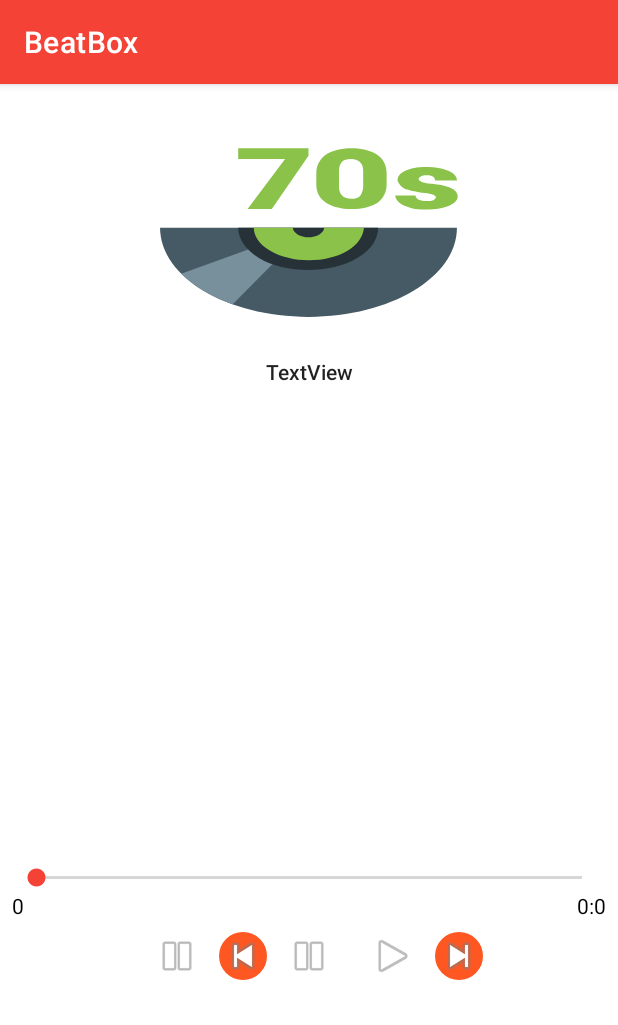
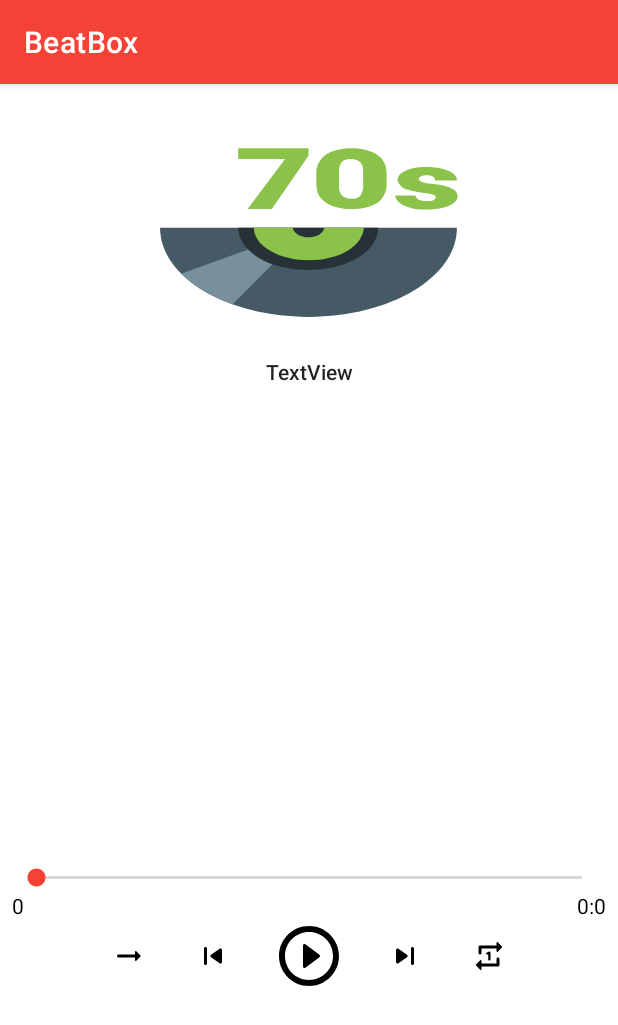
Before and after one commit to SanaNazariNezhad/BeatBox, an Android app: the BeatBoxDetailFragment screen opened directly, with no data from a screen before it, on a phone screen of 412 x 824 dp. Shown: the top 1025 px of the screen. Run offline under Robolectric (Android 15) with nearby library versions, the phone set to English and light mode, and no system bars; 11 statements that could not run were skipped.

Commit message:
set next and prev button.

```diff
--- a/app/src/main/java/org/maktab/beatbox/controller/fragment/BeatBoxDetailFragment.java
+++ b/app/src/main/java/org/maktab/beatbox/controller/fragment/BeatBoxDetailFragment.java
@@ -10,6 +10,7 @@
 import android.view.LayoutInflater;
 import android.view.View;
 import android.view.ViewGroup;
+import android.widget.ImageButton;
 import android.widget.ImageView;
 import android.widget.SeekBar;
 import android.widget.TextView;
@@ -36,17 +37,19 @@
     private String mState;
     private MutableLiveData<String> mLiveDataTime;
     private SeekBar mSeekBar;
-    private TextView mTextViewTime,mTextViewTotalTime;
+    private TextView mTextViewTime, mTextViewTotalTime;
+    private ImageButton mImageButton_next,mImageButton_prev,mImageButton_playing;
+    private boolean mIsMusicPlaying;
 
     public BeatBoxDetailFragment() {
         // Required empty public constructor
     }
 
-    public static BeatBoxDetailFragment newInstance(UUID soundId,String state) {
+    public static BeatBoxDetailFragment newInstance(UUID soundId, String state) {
         BeatBoxDetailFragment fragment = new BeatBoxDetailFragment();
         Bundle args = new Bundle();
-        args.putSerializable(ARGS_SOUND,soundId);
-        args.putString(ARGS_STATE,state);
+        args.putSerializable(ARGS_SOUND, soundId);
+        args.putString(ARGS_STATE, state);
         fragment.setArguments(args);
         return fragment;
     }
@@ -54,19 +57,20 @@
     @Override
     public void onSaveInstanceState(@NonNull Bundle outState) {
         super.onSaveInstanceState(outState);
-        outState.putString(BUNDLE_STATE,mState);
+        outState.putString(BUNDLE_STATE, mState);
     }
 
     @Override
     public void onCreate(Bundle savedInstanceState) {
         super.onCreate(savedInstanceState);
-        if (savedInstanceState!=null) {
+        if (savedInstanceState != null) {
             mState = savedInstanceState.getString(BUNDLE_STATE);
         }
         mSoundId = (UUID) getArguments().getSerializable(ARGS_SOUND);
         mState = getArguments().getString(ARGS_STATE);
         mRepository = BeatBoxRepository.getInstance(getActivity());
         mSound = mRepository.getSound(mSoundId);
+        mIsMusicPlaying = mRepository.isMusicPlaying();
         mLiveDataTime = new MutableLiveData<>();
     }
 
@@ -79,11 +83,47 @@
         initView();
         seekBar();
         setLiveDataObservers();
+        listeners();
         return view;
     }
 
+    private void listeners() {
+
+        mImageButton_next.setOnClickListener(new View.OnClickListener() {
+            @Override
+            public void onClick(View view) {
+                mRepository.nextSound(mSound);
+                mSound = mRepository.getPlayingSound();
+                mSoundId = mSound.getSoundId();
+                initView();
+            }
+        });
+        mImageButton_playing.setOnClickListener(new View.OnClickListener() {
+            @Override
+            public void onClick(View view) {
+                if (mRepository.getMediaPlayer().isPlaying()) {
+                    mImageButton_playing.setImageDrawable(getResources().getDrawable(R.drawable.ic_play_circle_outline));
+                    mRepository.pause();
+                } else {
+                    mImageButton_playing.setImageDrawable(getResources().getDrawable(R.drawable.ic_pause_circle_outline));
+                    mRepository.playAgain();
+                }
+            }
+        });
+        mImageButton_prev.setOnClickListener(new View.OnClickListener() {
+            @Override
+            public void onClick(View view) {
+                mRepository.previousSound(mRepository.getSound(mSoundId));
+                mSound = mRepository.getPlayingSound();
+                mSoundId = mSound.getSoundId();
+                initView();
+            }
+        });
+    }
+
     private void initView() {
-        if (mSound.getBitmap()!=null)
+        mIsMusicPlaying = mRepository.isMusicPlaying();
+        if (mSound.getBitmap() != null)
             mImageView.setImageBitmap(mSound.getBitmap());
         else
             mImageView.setImageDrawable(getResources().getDrawable(R.drawable.ic_music));
@@ -94,6 +134,11 @@
         else
             mTextView.setText(mSound.getAlbum());
 
+        if (mIsMusicPlaying)
+            mImageButton_playing.setImageDrawable(getResources().getDrawable(R.drawable.ic_pause_circle_outline));
+        else
+            mImageButton_playing.setImageDrawable(getResources().getDrawable(R.drawable.ic_play_circle_outline));
+
     }
 
     private void findViews(View view) {
@@ -102,6 +147,9 @@
         mSeekBar = view.findViewById(R.id.seekBar_detail);
         mTextViewTime = view.findViewById(R.id.txtView_Time_detail);
         mTextViewTotalTime = view.findViewById(R.id.txtView_Time_detail_Total);
+        mImageButton_next = view.findViewById(R.id.imageBtn_next);
+        mImageButton_prev = view.findViewById(R.id.imageBtn_previous);
+        mImageButton_playing = view.findViewById(R.id.imageBtn_play);
     }
 
     private void setLiveDataObservers() {
@@ -119,7 +167,7 @@
         long minutes = TimeUnit.MILLISECONDS.toMinutes(mRepository.getMediaPlayer().getDuration());
         long seconds = TimeUnit.MILLISECONDS.toSeconds(mRepository.getMediaPlayer().getDuration()) - (minutes * 60);
 
-        final String maxTime =minutes + ":" + seconds;
+        final String maxTime = minutes + ":" + seconds;
         mTextViewTotalTime.setText(maxTime);
 
         new Timer().scheduleAtFixedRate(new TimerTask() {
--- /dev/null
+++ b/app/src/main/res/drawable/ic_arrow.xml
@@ -0,0 +1,9 @@
+<vector xmlns:android="http://schemas.android.com/apk/res/android"
+    android:width="24dp"
+    android:height="24dp"
+    android:viewportWidth="24"
+    android:viewportHeight="24">
+  <path
+      android:fillColor="#FF000000"
+      android:pathData="M16.01,11H5c-0.55,0 -1,0.45 -1,1s0.45,1 1,1h11.01v1.79c0,0.45 0.54,0.67 0.85,0.35l2.78,-2.79c0.19,-0.2 0.19,-0.51 0,-0.71l-2.78,-2.79c-0.31,-0.32 -0.85,-0.09 -0.85,0.35V11z"/>
+</vector>
--- /dev/null
+++ b/app/src/main/res/drawable/ic_pause_circle_outline.xml
@@ -0,0 +1,4 @@
+<vector android:height="48dp" android:viewportHeight="24"
+    android:viewportWidth="24" android:width="48dp" xmlns:android="http://schemas.android.com/apk/res/android">
+    <path android:fillColor="#FF000000" android:pathData="M10,16c0.55,0 1,-0.45 1,-1L11,9c0,-0.55 -0.45,-1 -1,-1s-1,0.45 -1,1v6c0,0.55 0.45,1 1,1zM12,2C6.48,2 2,6.48 2,12s4.48,10 10,10 10,-4.48 10,-10S17.52,2 12,2zM12,20c-4.41,0 -8,-3.59 -8,-8s3.59,-8 8,-8 8,3.59 8,8 -3.59,8 -8,8zM14,16c0.55,0 1,-0.45 1,-1L15,9c0,-0.55 -0.45,-1 -1,-1s-1,0.45 -1,1v6c0,0.55 0.45,1 1,1z"/>
+</vector>
--- /dev/null
+++ b/app/src/main/res/drawable/ic_play_circle_outline.xml
@@ -0,0 +1,4 @@
+<vector android:height="48dp" android:viewportHeight="24"
+    android:viewportWidth="24" android:width="48dp" xmlns:android="http://schemas.android.com/apk/res/android">
+    <path android:fillColor="#FF000000" android:pathData="M10.8,15.9l4.67,-3.5c0.27,-0.2 0.27,-0.6 0,-0.8L10.8,8.1c-0.33,-0.25 -0.8,-0.01 -0.8,0.4v7c0,0.41 0.47,0.65 0.8,0.4zM12,2C6.48,2 2,6.48 2,12s4.48,10 10,10 10,-4.48 10,-10S17.52,2 12,2zM12,20c-4.41,0 -8,-3.59 -8,-8s3.59,-8 8,-8 8,3.59 8,8 -3.59,8 -8,8z"/>
+</vector>
--- /dev/null
+++ b/app/src/main/res/drawable/ic_repeat.xml
@@ -0,0 +1,9 @@
+<vector xmlns:android="http://schemas.android.com/apk/res/android"
+    android:width="24dp"
+    android:height="24dp"
+    android:viewportWidth="24"
+    android:viewportHeight="24">
+  <path
+      android:fillColor="#FF000000"
+      android:pathData="M7,7h10v1.79c0,0.45 0.54,0.67 0.85,0.35l2.79,-2.79c0.2,-0.2 0.2,-0.51 0,-0.71l-2.79,-2.79c-0.31,-0.31 -0.85,-0.09 -0.85,0.36L17,5L6,5c-0.55,0 -1,0.45 -1,1v4c0,0.55 0.45,1 1,1s1,-0.45 1,-1L7,7zM17,17L7,17v-1.79c0,-0.45 -0.54,-0.67 -0.85,-0.35l-2.79,2.79c-0.2,0.2 -0.2,0.51 0,0.71l2.79,2.79c0.31,0.31 0.85,0.09 0.85,-0.36L7,19h11c0.55,0 1,-0.45 1,-1v-4c0,-0.55 -0.45,-1 -1,-1s-1,0.45 -1,1v3z"/>
+</vector>
--- /dev/null
+++ b/app/src/main/res/drawable/ic_repeat_one.xml
@@ -0,0 +1,9 @@
+<vector xmlns:android="http://schemas.android.com/apk/res/android"
+    android:width="24dp"
+    android:height="24dp"
+    android:viewportWidth="24"
+    android:viewportHeight="24">
+  <path
+      android:fillColor="#FF000000"
+      android:pathData="M7,7h10v1.79c0,0.45 0.54,0.67 0.85,0.35l2.79,-2.79c0.2,-0.2 0.2,-0.51 0,-0.71l-2.79,-2.79c-0.31,-0.31 -0.85,-0.09 -0.85,0.36L17,5L6,5c-0.55,0 -1,0.45 -1,1v4c0,0.55 0.45,1 1,1s1,-0.45 1,-1L7,7zM17,17L7,17v-1.79c0,-0.45 -0.54,-0.67 -0.85,-0.35l-2.79,2.79c-0.2,0.2 -0.2,0.51 0,0.71l2.79,2.79c0.31,0.31 0.85,0.09 0.85,-0.36L7,19h11c0.55,0 1,-0.45 1,-1v-4c0,-0.55 -0.45,-1 -1,-1s-1,0.45 -1,1v3zM13,14.25L13,9.81c0,-0.45 -0.36,-0.81 -0.81,-0.81 -0.13,0 -0.25,0.03 -0.36,0.09l-1.49,0.74c-0.21,0.1 -0.34,0.32 -0.34,0.55 0,0.34 0.28,0.62 0.62,0.62h0.88v3.25c0,0.41 0.34,0.75 0.75,0.75s0.75,-0.34 0.75,-0.75z"/>
+</vector>
--- /dev/null
+++ b/app/src/main/res/drawable/ic_shuffle.xml
@@ -0,0 +1,9 @@
+<vector xmlns:android="http://schemas.android.com/apk/res/android"
+    android:width="24dp"
+    android:height="24dp"
+    android:viewportWidth="24"
+    android:viewportHeight="24">
+  <path
+      android:fillColor="#FF000000"
+      android:pathData="M10.59,9.17L6.12,4.7c-0.39,-0.39 -1.02,-0.39 -1.41,0 -0.39,0.39 -0.39,1.02 0,1.41l4.46,4.46 1.42,-1.4zM15.35,4.85l1.19,1.19L4.7,17.88c-0.39,0.39 -0.39,1.02 0,1.41 0.39,0.39 1.02,0.39 1.41,0L17.96,7.46l1.19,1.19c0.31,0.31 0.85,0.09 0.85,-0.36L20,4.5c0,-0.28 -0.22,-0.5 -0.5,-0.5h-3.79c-0.45,0 -0.67,0.54 -0.36,0.85zM14.83,13.41l-1.41,1.41 3.13,3.13 -1.2,1.2c-0.31,0.31 -0.09,0.85 0.36,0.85h3.79c0.28,0 0.5,-0.22 0.5,-0.5v-3.79c0,-0.45 -0.54,-0.67 -0.85,-0.35l-1.19,1.19 -3.13,-3.14z"/>
+</vector>
--- /dev/null
+++ b/app/src/main/res/drawable/ic_skip_next.xml
@@ -0,0 +1,9 @@
+<vector xmlns:android="http://schemas.android.com/apk/res/android"
+    android:width="24dp"
+    android:height="24dp"
+    android:viewportWidth="24"
+    android:viewportHeight="24">
+  <path
+      android:fillColor="#FF000000"
+      android:pathData="M7.58,16.89l5.77,-4.07c0.56,-0.4 0.56,-1.24 0,-1.63L7.58,7.11C6.91,6.65 6,7.12 6,7.93v8.14c0,0.81 0.91,1.28 1.58,0.82zM16,7v10c0,0.55 0.45,1 1,1s1,-0.45 1,-1V7c0,-0.55 -0.45,-1 -1,-1s-1,0.45 -1,1z"/>
+</vector>
--- /dev/null
+++ b/app/src/main/res/drawable/ic_skip_previous.xml
@@ -0,0 +1,9 @@
+<vector xmlns:android="http://schemas.android.com/apk/res/android"
+    android:width="24dp"
+    android:height="24dp"
+    android:viewportWidth="24"
+    android:viewportHeight="24">
+  <path
+      android:fillColor="#FF000000"
+      android:pathData="M7,6c0.55,0 1,0.45 1,1v10c0,0.55 -0.45,1 -1,1s-1,-0.45 -1,-1L6,7c0,-0.55 0.45,-1 1,-1zM10.66,12.82l5.77,4.07c0.66,0.47 1.58,-0.01 1.58,-0.82L18.01,7.93c0,-0.81 -0.91,-1.28 -1.58,-0.82l-5.77,4.07c-0.57,0.4 -0.57,1.24 0,1.64z"/>
+</vector>
--- a/app/src/main/res/layout/fragment_beat_box_detail.xml
+++ b/app/src/main/res/layout/fragment_beat_box_detail.xml
@@ -101,23 +101,34 @@
                     android:layout_width="wrap_content"
                     android:layout_height="wrap_content"
                     android:layout_gravity="center"
+                    android:visibility="gone"
                     style="@style/Widget.AppCompat.ActionButton.CloseMode"
-                    android:src="@android:drawable/ic_media_pause" />
+                    android:src="@drawable/ic_shuffle" />
+
+                <ImageButton
+                    android:id="@+id/imageBtn_shuffle_off"
+                    android:layout_width="wrap_content"
+                    android:layout_height="wrap_content"
+                    android:layout_gravity="center"
+                    style="@style/Widget.AppCompat.ActionButton.CloseMode"
+                    android:visibility="visible"
+                    android:src="@drawable/ic_arrow" />
 
 
                 <ImageButton
                     android:id="@+id/imageBtn_previous"
                     android:layout_width="wrap_content"
                     android:layout_height="wrap_content"
-                    android:src="@android:drawable/ic_media_previous" />
+                    style="@style/Widget.AppCompat.ActionButton.CloseMode"
+                    android:src="@drawable/ic_skip_previous" />
 
-                <ImageButton
+                <!--<ImageButton
                     android:id="@+id/imageBtn_pause"
                     android:layout_width="wrap_content"
                     android:layout_height="wrap_content"
                     android:layout_gravity="center"
                     style="@style/Widget.AppCompat.ActionButton.CloseMode"
-                    android:src="@android:drawable/ic_media_pause" />
+                    android:src="@drawable/ic_pause_circle_outline" />-->
 
                 <ImageButton
                     android:id="@+id/imageBtn_play"
@@ -125,13 +136,30 @@
                     android:layout_height="wrap_content"
                     android:layout_gravity="center"
                     style="@style/Widget.AppCompat.ActionButton.CloseMode"
-                    android:src="@android:drawable/ic_media_play" />
+                    android:src="@drawable/ic_play_circle_outline" />
 
                 <ImageButton
                     android:id="@+id/imageBtn_next"
                     android:layout_width="wrap_content"
                     android:layout_height="wrap_content"
-                    android:src="@android:drawable/ic_media_next" />
+                    style="@style/Widget.AppCompat.ActionButton.CloseMode"
+                    android:src="@drawable/ic_skip_next" />
+
+                <ImageButton
+                    android:id="@+id/imageBtn_repeat"
+                    android:layout_width="wrap_content"
+                    android:layout_height="wrap_content"
+                    style="@style/Widget.AppCompat.ActionButton.CloseMode"
+                    android:visibility="gone"
+                    android:src="@drawable/ic_repeat" />
+
+                <ImageButton
+                    android:id="@+id/imageBtn_repeat_one"
+                    android:layout_width="wrap_content"
+                    android:layout_height="wrap_content"
+                    style="@style/Widget.AppCompat.ActionButton.CloseMode"
+                    android:src="@drawable/ic_repeat_one"
+                    android:visibility="visible"/>
             </LinearLayout>
         </LinearLayout>
     </LinearLayout>
```
Also changed, not shown: app/src/main/java/org/maktab/beatbox/controller/fragment/BeatBoxFragment.java (+42 -19 lines), app/src/main/java/org/maktab/beatbox/repository/BeatBoxRepository.java (+52 -3 lines), app/src/main/res/drawable/ic_pause.xml (added, +9 -0 lines), app/src/main/res/drawable/ic_play_arrow.xml (added, +9 -0 lines), app/src/main/res/layout/fragment_beat_box.xml (+24 -13 lines), app/src/main/res/layout/list_item_sound.xml (+12 -8 lines).
